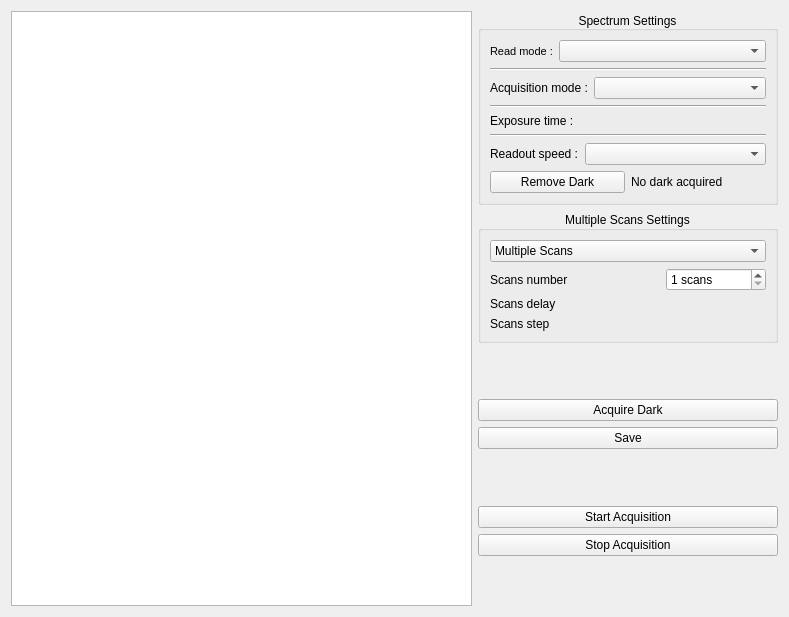
Above: gui/spectrometer/ui_spectrum_tab.ui from Ulm-IQO/qudi before the change. Below: the same form after it.
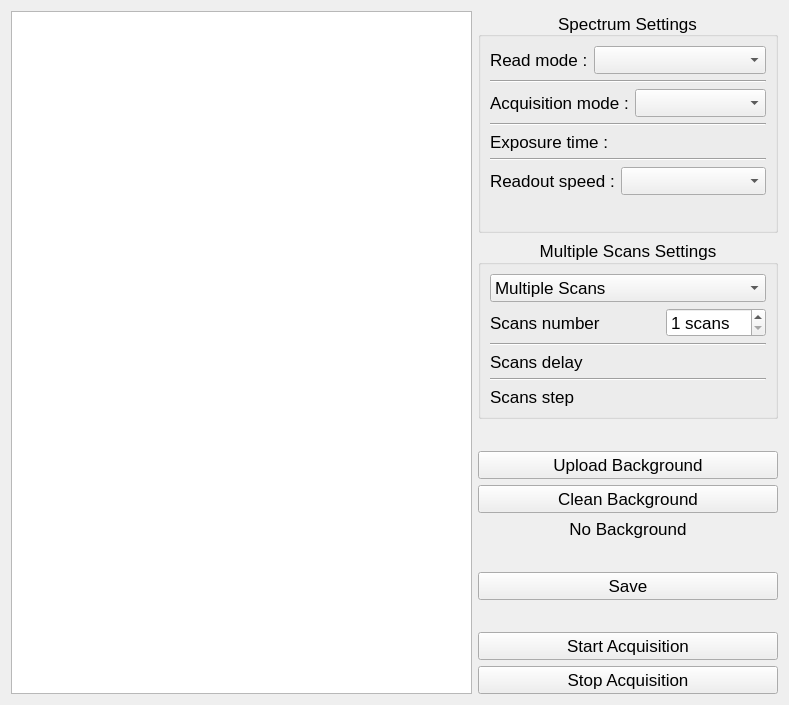
That is the form after the change. Custom widgets are drawn as their Qt base class.

The edit to the form file:
```diff
--- a/gui/spectrometer/ui_spectrum_tab.ui
+++ b/gui/spectrometer/ui_spectrum_tab.ui
@@ -7,7 +7,7 @@
     <x>0</x>
     <y>0</y>
     <width>789</width>
-    <height>617</height>
+    <height>705</height>
    </rect>
   </property>
   <property name="sizePolicy">
@@ -16,6 +16,11 @@
     <verstretch>0</verstretch>
    </sizepolicy>
   </property>
+  <property name="font">
+   <font>
+    <pointsize>13</pointsize>
+   </font>
+  </property>
   <property name="windowTitle">
    <string>Form</string>
   </property>
@@ -49,7 +54,7 @@
            <widget class="QLabel" name="read_modes_label">
             <property name="font">
              <font>
-              <pointsize>8</pointsize>
+              <pointsize>13</pointsize>
              </font>
             </property>
             <property name="text">
@@ -144,22 +149,17 @@
          </layout>
         </item>
         <item>
-         <layout class="QHBoxLayout" name="horizontalLayout">
-          <item>
-           <widget class="QPushButton" name="remove_dark">
-            <property name="text">
-             <string>Remove Dark</string>
-            </property>
-           </widget>
-          </item>
-          <item>
-           <widget class="QLabel" name="dark_acquired_msg">
-            <property name="text">
-             <string>No dark acquired</string>
-            </property>
-           </widget>
-          </item>
-         </layout>
+         <spacer name="verticalSpacer_3">
+          <property name="orientation">
+           <enum>Qt::Vertical</enum>
+          </property>
+          <property name="sizeHint" stdset="0">
+           <size>
+            <width>20</width>
+            <height>40</height>
+           </size>
+          </property>
+         </spacer>
         </item>
        </layout>
       </widget>
@@ -236,6 +236,13 @@
           </item>
          </layout>
         </item>
+        <item>
+         <widget class="Line" name="line_2">
+          <property name="orientation">
+           <enum>Qt::Horizontal</enum>
+          </property>
+         </widget>
+        </item>
         <item>
          <layout class="QHBoxLayout" name="scan_delay">
           <item>
@@ -247,6 +254,13 @@
           </item>
          </layout>
         </item>
+        <item>
+         <widget class="Line" name="line">
+          <property name="orientation">
+           <enum>Qt::Horizontal</enum>
+          </property>
+         </widget>
+        </item>
         <item>
          <layout class="QHBoxLayout" name="scan_wavelength_step">
           <item>
@@ -283,10 +297,52 @@
         </size>
        </property>
        <property name="text">
-        <string>Acquire Dark</string>
+        <string>Upload Background</string>
        </property>
       </widget>
      </item>
+     <item>
+      <widget class="QPushButton" name="clean_background">
+       <property name="maximumSize">
+        <size>
+         <width>300</width>
+         <height>16777215</height>
+        </size>
+       </property>
+       <property name="text">
+        <string>Clean Background</string>
+       </property>
+      </widget>
+     </item>
+     <item>
+      <widget class="QLabel" name="background_msg">
+       <property name="maximumSize">
+        <size>
+         <width>300</width>
+         <height>16777215</height>
+        </size>
+       </property>
+       <property name="text">
+        <string>No Background</string>
+       </property>
+       <property name="alignment">
+        <set>Qt::AlignCenter</set>
+       </property>
+      </widget>
+     </item>
+     <item>
+      <spacer name="verticalSpacer_2">
+       <property name="orientation">
+        <enum>Qt::Vertical</enum>
+       </property>
+       <property name="sizeHint" stdset="0">
+        <size>
+         <width>20</width>
+         <height>40</height>
+        </size>
+       </property>
+      </spacer>
+     </item>
      <item>
       <widget class="QPushButton" name="save">
        <property name="maximumSize">
@@ -301,7 +357,7 @@
       </widget>
      </item>
      <item>
-      <spacer name="verticalSpacer_3">
+      <spacer name="verticalSpacer">
        <property name="orientation">
         <enum>Qt::Vertical</enum>
        </property>
@@ -339,19 +395,6 @@
        </property>
       </widget>
      </item>
-     <item>
-      <spacer name="verticalSpacer_9">
-       <property name="orientation">
-        <enum>Qt::Vertical</enum>
-       </property>
-       <property name="sizeHint" stdset="0">
-        <size>
-         <width>20</width>
-         <height>40</height>
-        </size>
-       </property>
-      </spacer>
-     </item>
     </layout>
    </item>
   </layout>
```
Left out of the diff: 2 changed lines with no effect on the pictures.
